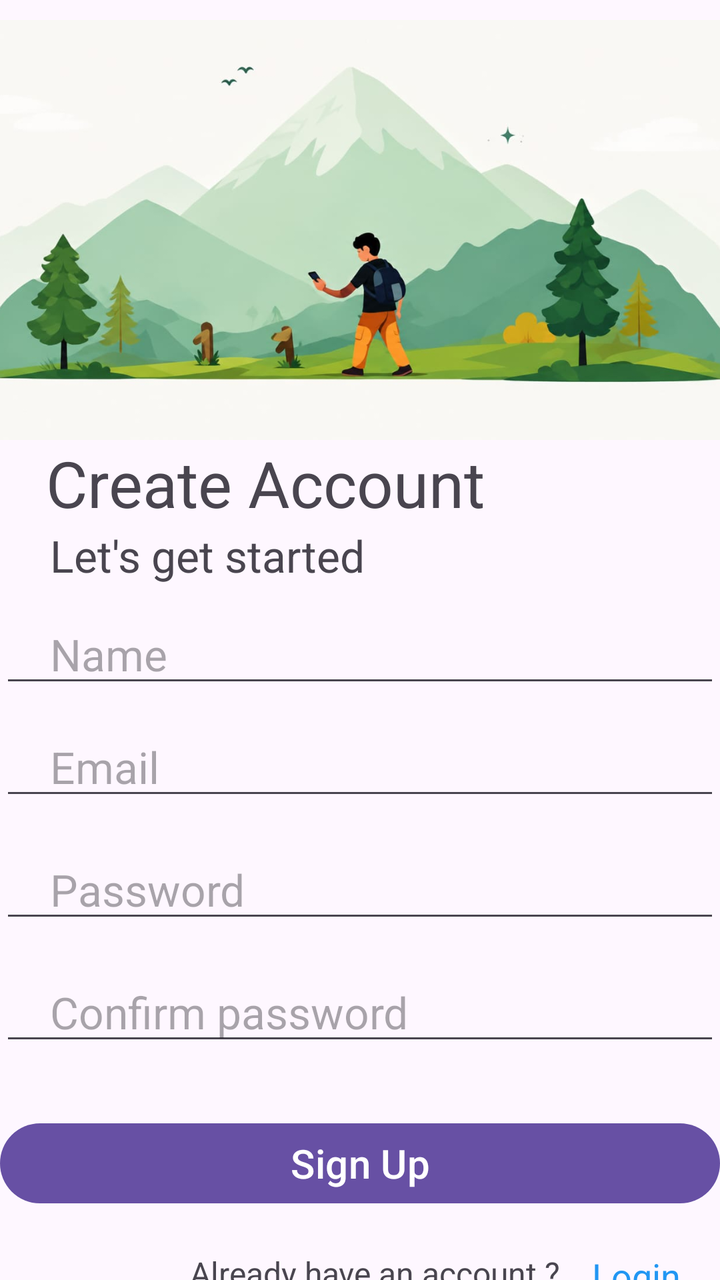
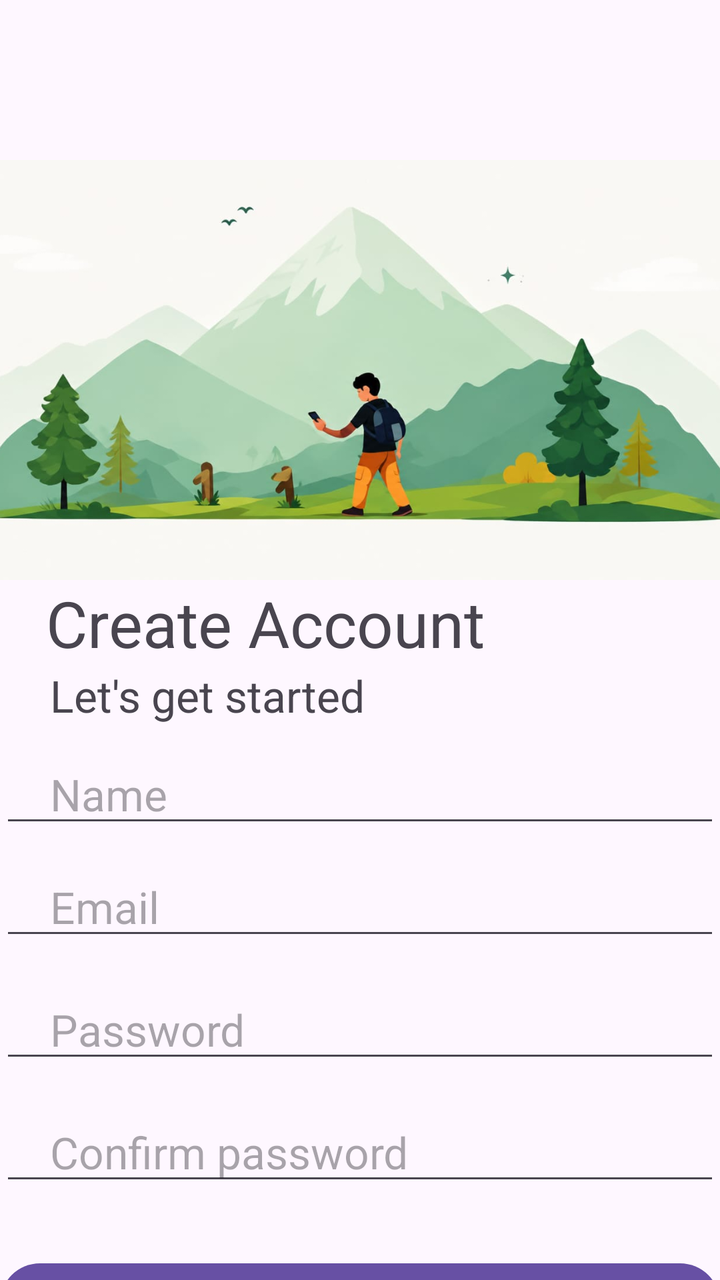

An Android layout rendered at two revisions. The XML below is the earlier revision; the diff shows what the commit changed to produce the second picture.
<!-- AndroidManifest.xml: application theme Theme.TrailSplit -->
<!-- res/layout/activity_signup.xml -->
<?xml version="1.0" encoding="utf-8"?>
<androidx.constraintlayout.widget.ConstraintLayout xmlns:android="http://schemas.android.com/apk/res/android"
    xmlns:app="http://schemas.android.com/apk/res-auto"
    xmlns:tools="http://schemas.android.com/tools"
    android:id="@+id/main"
    android:layout_width="match_parent"
    android:layout_height="match_parent"
    tools:context=".Signup">

   <ImageView
       android:id="@+id/loginheader"
       android:layout_width="match_parent"
       android:layout_height="210dp"
       android:layout_marginTop="10dp"
       android:scaleType="centerCrop"
       android:src="@drawable/login"
       app:layout_constraintTop_toTopOf="parent"


       />

   <TextView
       android:id="@+id/welcome"
       android:layout_width="wrap_content"
       android:layout_height="wrap_content"
       android:text=" Create Account"
       android:textSize="32sp"
       app:layout_constraintTop_toBottomOf="@id/loginheader"
       app:layout_constraintStart_toStartOf="@id/loginheader"
       android:paddingLeft="15dp"
       />

   <TextView
       android:id="@+id/statement"
       android:layout_width="wrap_content"
       android:layout_height="wrap_content"
       android:text="Let's get started"
       android:textSize="22sp"
       android:paddingLeft="25dp"
       app:layout_constraintTop_toBottomOf="@id/welcome"
       app:layout_constraintStart_toStartOf="@id/welcome"


       />
   <EditText
       android:id="@+id/Name"
       android:layout_width="match_parent"
       android:layout_height="wrap_content"

       android:hint="Name"
      android:paddingStart="25dp"


       android:textSize="22sp"
       android:paddingTop="20dp"
       android:paddingLeft="15dp"
       app:layout_constraintTop_toBottomOf="@id/statement"
       app:layout_constraintStart_toStartOf="@id/statement"

       />
   <EditText
       android:id="@+id/email"
       android:layout_width="match_parent"
       android:layout_height="wrap_content"

       android:hint="Email"
       android:paddingStart="25dp"

       android:textSize="22sp"
       android:paddingTop="20dp"
       android:paddingLeft="15dp"
       app:layout_constraintTop_toBottomOf="@id/Name"
       app:layout_constraintStart_toStartOf="@id/Name"

       />

   <EditText
       android:id="@+id/password"
       android:layout_width="match_parent"
       android:layout_height="wrap_content"

       android:hint="Password"
       android:paddingStart="25dp"

       android:textSize="22sp"
       android:paddingTop="25dp"
       android:paddingLeft="15dp"
       app:layout_constraintTop_toBottomOf="@id/email"
       app:layout_constraintStart_toStartOf="@id/email"

       />
   <EditText
       android:id="@+id/confirm_password"
       android:layout_width="match_parent"
       android:layout_height="wrap_content"

       android:hint="Confirm password"
       android:paddingStart="25dp"

       android:textSize="22sp"
       android:paddingTop="25dp"
       android:paddingLeft="15dp"
       app:layout_constraintTop_toBottomOf="@id/password"
       app:layout_constraintStart_toStartOf="@id/password"

       />
   <Button
       android:id="@+id/btn"
       android:layout_width="match_parent"
       android:layout_height="wrap_content"
       android:text="Sign Up"
       android:textSize="20sp"
       android:layout_marginTop="30dp"


       app:layout_constraintTop_toBottomOf="@id/confirm_password"
       />

   <TextView
       android:id="@+id/account"
       android:layout_width="wrap_content"
       android:layout_height="wrap_content"
       android:text="Already have an account ? "
       android:textSize="16dp"
       android:paddingTop="20dp"
       app:layout_constraintTop_toBottomOf="@id/btn"
       android:paddingLeft="95dp"
       app:layout_constraintStart_toStartOf="parent"



       />
   <TextView
       android:id="@+id/signtolog"
       android:layout_width="wrap_content"
       android:layout_height="wrap_content"
       android:text="Login"
       android:textSize="18dp"
       app:layout_constraintStart_toEndOf="@id/account"
       app:layout_constraintTop_toBottomOf="@id/btn"
       android:paddingTop="20dp"
       android:paddingLeft="12dp"
       android:textColor="#2196F3"
       />

</androidx.constraintlayout.widget.ConstraintLayout>
<!-- resources referenced by this layout -->
<resources>
  <!-- drawable login: jpeg bitmap (drawable, 42846 bytes) -->
  <style name="Theme.TrailSplit" parent="Base.Theme.TrailSplit" />
  <style name="Base.Theme.TrailSplit" parent="Theme.Material3.DayNight.NoActionBar">
          
          
      </style>
</resources>

<!-- the commit's change to res/layout/activity_signup.xml (unified diff, before → after) -->
@@ -11,7 +11,7 @@
        android:id="@+id/loginheader"
        android:layout_width="match_parent"
        android:layout_height="210dp"
-       android:layout_marginTop="10dp"
+       android:layout_marginTop="80dp"
        android:scaleType="centerCrop"
        android:src="@drawable/login"
        app:layout_constraintTop_toTopOf="parent"
